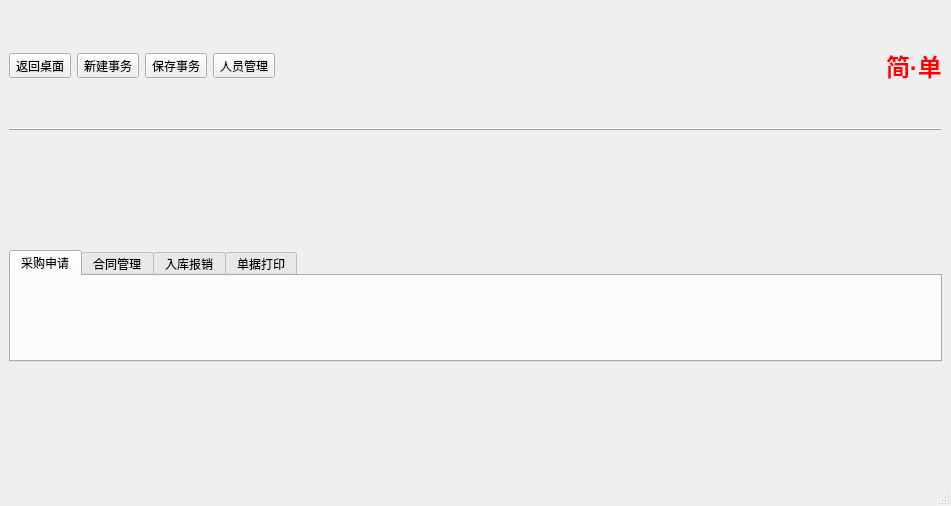
First picture: the form in dashboard_template.ui, repository earlideal/jiandan, before the edit.
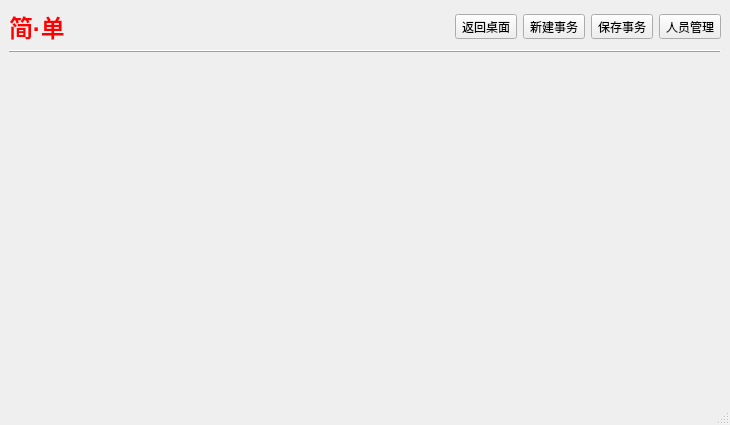
Second picture: the form after the edit.

Commit message: 添加采购产品列表及编辑栏

```diff
--- a/dashboard_template.ui
+++ b/dashboard_template.ui
@@ -6,58 +6,17 @@
    <rect>
     <x>0</x>
     <y>0</y>
-    <width>951</width>
-    <height>506</height>
+    <width>730</width>
+    <height>425</height>
    </rect>
   </property>
   <property name="windowTitle">
    <string>MainWindow</string>
   </property>
   <widget class="QWidget" name="centralwidget">
-   <layout class="QVBoxLayout" name="verticalLayout" stretch="1,1,1,1,1">
+   <layout class="QVBoxLayout" name="verticalLayout" stretch="1,1,1">
     <item>
      <layout class="QHBoxLayout" name="horizontalLayout">
-      <item>
-       <widget class="QToolButton" name="toolButton_4">
-        <property name="text">
-         <string>返回桌面</string>
-        </property>
-       </widget>
-      </item>
-      <item>
-       <widget class="QToolButton" name="toolButton">
-        <property name="text">
-         <string>新建事务</string>
-        </property>
-       </widget>
-      </item>
-      <item>
-       <widget class="QToolButton" name="toolButton_2">
-        <property name="text">
-         <string>保存事务</string>
-        </property>
-       </widget>
-      </item>
-      <item>
-       <widget class="QToolButton" name="toolButton_3">
-        <property name="text">
-         <string>人员管理</string>
-        </property>
-       </widget>
-      </item>
-      <item>
-       <spacer name="horizontalSpacer">
-        <property name="orientation">
-         <enum>Qt::Horizontal</enum>
-        </property>
-        <property name="sizeHint" stdset="0">
-         <size>
-          <width>40</width>
-          <height>20</height>
-         </size>
-        </property>
-       </spacer>
-      </item>
       <item>
        <widget class="QLabel" name="label">
         <property name="palette">
@@ -110,6 +69,47 @@
         </property>
        </widget>
       </item>
+      <item>
+       <spacer name="horizontalSpacer">
+        <property name="orientation">
+         <enum>Qt::Horizontal</enum>
+        </property>
+        <property name="sizeHint" stdset="0">
+         <size>
+          <width>40</width>
+          <height>20</height>
+         </size>
+        </property>
+       </spacer>
+      </item>
+      <item>
+       <widget class="QToolButton" name="toolButton_4">
+        <property name="text">
+         <string>返回桌面</string>
+        </property>
+       </widget>
+      </item>
+      <item>
+       <widget class="QToolButton" name="toolButton">
+        <property name="text">
+         <string>新建事务</string>
+        </property>
+       </widget>
+      </item>
+      <item>
+       <widget class="QToolButton" name="toolButton_2">
+        <property name="text">
+         <string>保存事务</string>
+        </property>
+       </widget>
+      </item>
+      <item>
+       <widget class="QToolButton" name="toolButton_3">
+        <property name="text">
+         <string>人员管理</string>
+        </property>
+       </widget>
+      </item>
      </layout>
     </item>
     <item>
@@ -123,65 +123,9 @@
      </widget>
     </item>
     <item>
-     <layout class="QHBoxLayout" name="horizontalLayout_2"/>
-    </item>
-    <item>
-     <widget class="QTabWidget" name="tabWidget">
-      <property name="currentIndex">
-       <number>0</number>
-      </property>
-      <widget class="QWidget" name="tab">
-       <attribute name="title">
-        <string>采购申请</string>
-       </attribute>
-       <layout class="QVBoxLayout" name="verticalLayout_3">
-        <property name="leftMargin">
-         <number>0</number>
-        </property>
-        <property name="rightMargin">
-         <number>0</number>
-        </property>
-        <item>
-         <layout class="QVBoxLayout" name="verticalLayout_requisition_tab"/>
-        </item>
-       </layout>
-      </widget>
-      <widget class="QWidget" name="tab_2">
-       <attribute name="title">
-        <string>合同管理</string>
-       </attribute>
-       <layout class="QVBoxLayout" name="verticalLayout_4">
-        <item>
-         <layout class="QVBoxLayout" name="verticalLayout_contract_tab"/>
-        </item>
-       </layout>
-      </widget>
-      <widget class="QWidget" name="tab_3">
-       <attribute name="title">
-        <string>入库报销</string>
-       </attribute>
-       <layout class="QVBoxLayout" name="verticalLayout_6">
-        <item>
-         <layout class="QVBoxLayout" name="verticalLayout_acceptance_tab"/>
-        </item>
-       </layout>
-      </widget>
-      <widget class="QWidget" name="tab_4">
-       <attribute name="title">
-        <string>单据打印</string>
-       </attribute>
-       <layout class="QVBoxLayout" name="verticalLayout_8">
-        <item>
-         <layout class="QVBoxLayout" name="verticalLayout_printer_tab"/>
-        </item>
-       </layout>
-      </widget>
-     </widget>
-    </item>
-    <item>
-     <layout class="QHBoxLayout" name="horizontalLayout_inventory">
-      <property name="spacing">
-       <number>0</number>
+     <layout class="QHBoxLayout" name="horizontalLayout_content">
+      <property name="sizeConstraint">
+       <enum>QLayout::SetMaximumSize</enum>
       </property>
      </layout>
     </item>
```
The commit also changes 6 other files.
